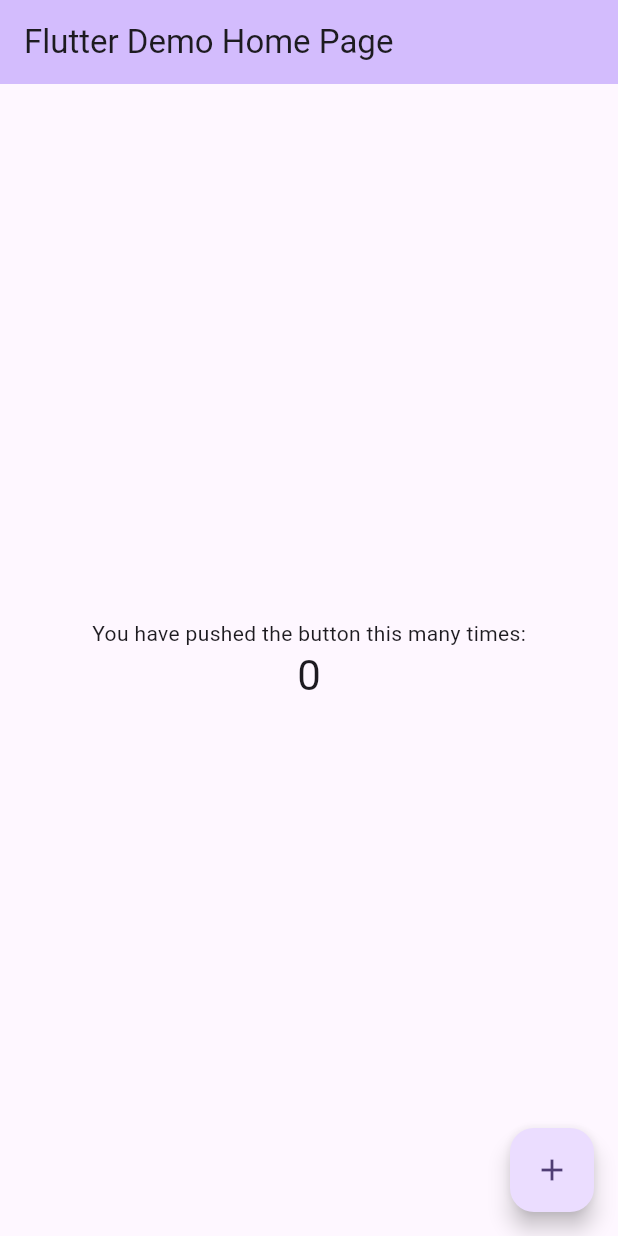
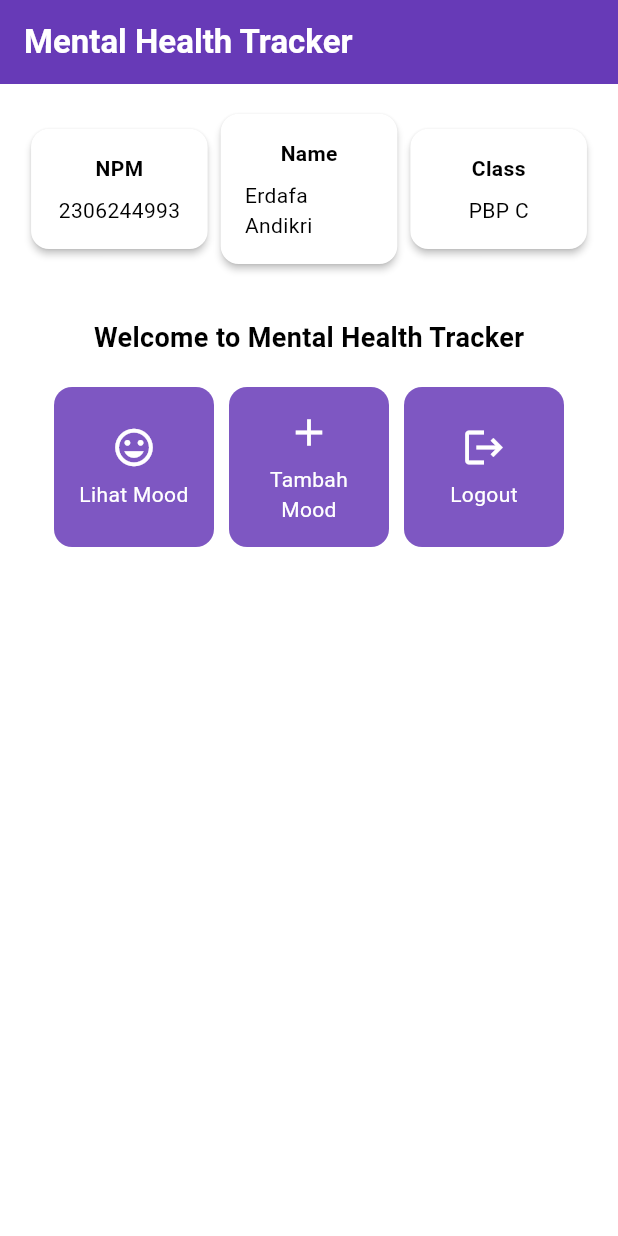
Before and after one commit to dafandikri/mental-health-tracker-mobile, a Flutter app: the screen it shows after launch, on a phone screen of 412 x 824 dp. Run offline on Flutter 3.47's test engine with Material 3 defaults, Android fonts, the phone set to English and light mode, and no system bars.

Commit message:
Added Menu mental_health_tracker App

```diff
--- a/lib/main.dart
+++ b/lib/main.dart
@@ -1,4 +1,5 @@
 import 'package:flutter/material.dart';
+import 'package:mental_health_tracker/menu.dart';
 
 void main() {
   runApp(const MyApp());
@@ -11,7 +12,7 @@ class MyApp extends StatelessWidget {
   @override
   Widget build(BuildContext context) {
     return MaterialApp(
-      title: 'Flutter Demo',
+      title: 'Flutter Page',
       theme: ThemeData(
         // This is the theme of your application.
         //
@@ -28,98 +29,12 @@ class MyApp extends StatelessWidget {
         //
         // This works for code too, not just values: Most code changes can be
         // tested with just a hot reload.
-        colorScheme: ColorScheme.fromSeed(seedColor: Colors.deepPurple),
+        colorScheme: ColorScheme.fromSwatch(
+          primarySwatch: Colors.deepPurple,
+        ).copyWith(secondary: Colors.deepPurple[400]),
         useMaterial3: true,
       ),
-      home: const MyHomePage(title: 'Flutter Demo Home Page'),
+      home: MyHomePage(),
     );
   }
 }
-
-class MyHomePage extends StatefulWidget {
-  const MyHomePage({super.key, required this.title});
-
-  // This widget is the home page of your application. It is stateful, meaning
-  // that it has a State object (defined below) that contains fields that affect
-  // how it looks.
-
-  // This class is the configuration for the state. It holds the values (in this
-  // case the title) provided by the parent (in this case the App widget) and
-  // used by the build method of the State. Fields in a Widget subclass are
-  // always marked "final".
-
-  final String title;
-
-  @override
-  State<MyHomePage> createState() => _MyHomePageState();
-}
-
-class _MyHomePageState extends State<MyHomePage> {
-  int _counter = 0;
-
-  void _incrementCounter() {
-    setState(() {
-      // This call to setState tells the Flutter framework that something has
-      // changed in this State, which causes it to rerun the build method below
-      // so that the display can reflect the updated values. If we changed
-      // _counter without calling setState(), then the build method would not be
-      // called again, and so nothing would appear to happen.
-      _counter++;
-    });
-  }
-
-  @override
-  Widget build(BuildContext context) {
-    // This method is rerun every time setState is called, for instance as done
-    // by the _incrementCounter method above.
-    //
-    // The Flutter framework has been optimized to make rerunning build methods
-    // fast, so that you can just rebuild anything that needs updating rather
-    // than having to individually change instances of widgets.
-    return Scaffold(
-      appBar: AppBar(
-        // TRY THIS: Try changing the color here to a specific color (to
-        // Colors.amber, perhaps?) and trigger a hot reload to see the AppBar
-        // change color while the other colors stay the same.
-        backgroundColor: Theme.of(context).colorScheme.inversePrimary,
-        // Here we take the value from the MyHomePage object that was created by
-        // the App.build method, and use it to set our appbar title.
-        title: Text(widget.title),
-      ),
-      body: Center(
-        // Center is a layout widget. It takes a single child and positions it
-        // in the middle of the parent.
-        child: Column(
-          // Column is also a layout widget. It takes a list of children and
-          // arranges them vertically. By default, it sizes itself to fit its
-          // children horizontally, and tries to be as tall as its parent.
-          //
-          // Column has various properties to control how it sizes itself and
-          // how it positions its children. Here we use mainAxisAlignment to
-          // center the children vertically; the main axis here is the vertical
-          // axis because Columns are vertical (the cross axis would be
-          // horizontal).
-          //
-          // TRY THIS: Invoke "debug painting" (choose the "Toggle Debug Paint"
-          // action in the IDE, or press "p" in the console), to see the
-          // wireframe for each widget.
-          mainAxisAlignment: MainAxisAlignment.center,
-          children: <Widget>[
-            const Text(
-              'You have pushed the button this many times:',
-            ),
-            Text(
-              '$_counter',
-              style: Theme.of(context).textTheme.headlineMedium,
-            ),
-          ],
-        ),
-      ),
-      floatingActionButton: FloatingActionButton(
-        onPressed: _incrementCounter,
-        tooltip: 'Increment',
-        child: const Icon(Icons.add),
-      ), // This trailing comma makes auto-formatting nicer for build methods.
-    );
-  }
-}
--- /dev/null
+++ b/lib/menu.dart
@@ -0,0 +1,186 @@
+import 'package:flutter/material.dart';
+
+class MyHomePage extends StatelessWidget  {
+  MyHomePage({super.key});
+
+  final String npm = '2306244993';
+  final String name = 'Erdafa Andikri';
+  final String className = 'PBP C';
+
+  final List<ItemHomepage> items = [
+    ItemHomepage("Lihat Mood", Icons.mood),
+    ItemHomepage("Tambah Mood", Icons.add),
+    ItemHomepage("Logout", Icons.logout),
+  ];
+
+  @override
+  Widget build(BuildContext context) {
+    // Scaffold menyediakan struktur dasar halaman dengan AppBar dan body.
+    return Scaffold(
+      // AppBar adalah bagian atas halaman yang menampilkan judul.
+      appBar: AppBar(
+        // Judul aplikasi "Mental Health Tracker" dengan teks putih dan tebal.
+        title: const Text(
+          'Mental Health Tracker',
+          style: TextStyle(
+            color: Colors.white,
+            fontWeight: FontWeight.bold,
+          ),
+        ),
+        // Warna latar belakang AppBar diambil dari skema warna tema aplikasi.
+        backgroundColor: Theme.of(context).colorScheme.primary,
+      ),
+      // Body halaman dengan padding di sekelilingnya.
+      body: Padding(
+        padding: const EdgeInsets.all(16.0),
+        // Menyusun widget secara vertikal dalam sebuah kolom.
+        child: Column(
+          crossAxisAlignment: CrossAxisAlignment.center,
+          children: [
+            // Row untuk menampilkan 3 InfoCard secara horizontal.
+            Row(
+              mainAxisAlignment: MainAxisAlignment.spaceEvenly,
+              children: [
+                InfoCard(title: 'NPM', content: npm),
+                InfoCard(title: 'Name', content: name),
+                InfoCard(title: 'Class', content: className),
+              ],
+            ),
+
+            // Memberikan jarak vertikal 16 unit.
+            const SizedBox(height: 16.0),
+
+            // Menempatkan widget berikutnya di tengah halaman.
+            Center(
+              child: Column(
+                // Menyusun teks dan grid item secara vertikal.
+
+                children: [
+                  // Menampilkan teks sambutan dengan gaya tebal dan ukuran 18.
+                  const Padding(
+                    padding: EdgeInsets.only(top: 16.0),
+                    child: Text(
+                      'Welcome to Mental Health Tracker',
+                      style: TextStyle(
+                        fontWeight: FontWeight.bold,
+                        fontSize: 18.0,
+                      ),
+                    ),
+                  ),
+
+                  // Grid untuk menampilkan ItemCard dalam bentuk grid 3 kolom.
+                  GridView.count(
+                    primary: true,
+                    padding: const EdgeInsets.all(20),
+                    crossAxisSpacing: 10,
+                    mainAxisSpacing: 10,
+                    crossAxisCount: 3,
+                    // Agar grid menyesuaikan tinggi kontennya.
+                    shrinkWrap: true,
+
+                    // Menampilkan ItemCard untuk setiap item dalam list items.
+                    children: items.map((ItemHomepage item) {
+                      return ItemCard(item);
+                    }).toList(),
+                  ),
+                ],
+              ),
+            ),
+          ],
+        ),
+      ),
+    );
+  }
+}
+class InfoCard extends StatelessWidget {
+  // Kartu informasi yang menampilkan title dan content.
+
+  final String title;  // Judul kartu.
+  final String content;  // Isi kartu.
+
+  const InfoCard({super.key, required this.title, required this.content});
+
+  @override
+  Widget build(BuildContext context) {
+    return Card(
+      // Membuat kotak kartu dengan bayangan dibawahnya.
+      elevation: 2.0,
+      child: Container(
+        // Mengatur ukuran dan jarak di dalam kartu.
+        width: MediaQuery.of(context).size.width / 3.5, // menyesuaikan dengan lebar device yang digunakan.
+        padding: const EdgeInsets.all(16.0),
+        // Menyusun title dan content secara vertikal.
+        child: Column(
+          children: [
+            Text(
+              title,
+              style: const TextStyle(fontWeight: FontWeight.bold),
+            ),
+            const SizedBox(height: 8.0),
+            Text(content),
+          ],
+        ),
+      ),
+    );
+  }
+}
+class ItemHomepage {
+  final String name;
+  final IconData icon;
+
+  ItemHomepage(this.name, this.icon);
+}
+
+class ItemCard extends StatelessWidget {
+  // Menampilkan kartu dengan ikon dan nama.
+
+  final ItemHomepage item;
+
+  const ItemCard(this.item, {super.key});
+
+  @override
+  Widget build(BuildContext context) {
+    return Material(
+      // Menentukan warna latar belakang dari tema aplikasi.
+      color: Theme.of(context).colorScheme.secondary,
+      // Membuat sudut kartu melengkung.
+      borderRadius: BorderRadius.circular(12),
+
+      child: InkWell(
+        // Aksi ketika kartu ditekan.
+        onTap: () {
+          // Menampilkan pesan SnackBar saat kartu ditekan.
+          ScaffoldMessenger.of(context)
+            ..hideCurrentSnackBar()
+            ..showSnackBar(
+                SnackBar(content: Text("Kamu telah menekan tombol ${item.name}!"))
+            );
+        },
+        // Container untuk menyimpan Icon dan Text
+        child: Container(
+          padding: const EdgeInsets.all(8),
+          child: Center(
+            child: Column(
+              // Menyusun ikon dan teks di tengah kartu.
+              mainAxisAlignment: MainAxisAlignment.center,
+              children: [
+                Icon(
+                  item.icon,
+                  color: Colors.white,
+                  size: 30.0,
+                ),
+                const Padding(padding: EdgeInsets.all(3)),
+                Text(
+                  item.name,
+                  textAlign: TextAlign.center,
+                  style: const TextStyle(color: Colors.white),
+                ),
+              ],
+            ),
+          ),
+        ),
+      ),
+    );
+  }
+
+}
```
